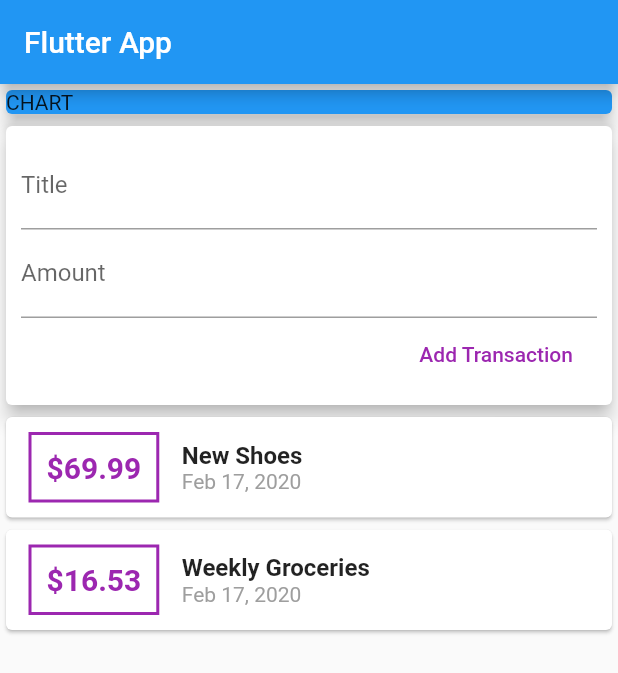
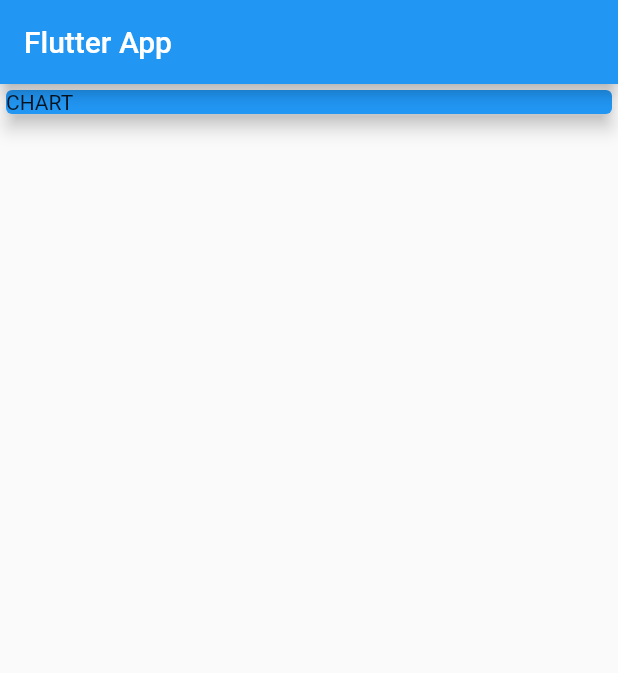
Before and after one commit to komnatadeveloper/personal_expenses, a Flutter app: the screen it shows after launch, on a phone screen of 412 x 824 dp. Shown: the top 673 px of the screen. Run offline on Flutter 3.47's test engine with Material 2 defaults, Android fonts, the phone set to English and light mode, and no system bars.

```diff
--- a/lib/main.dart
+++ b/lib/main.dart
@@ -1,6 +1,8 @@
 import 'package:flutter/material.dart';
-import 'package:intl/intl.dart';
-import './transaction.dart';
+
+
+
+
 
 void main() => runApp(MyApp());
 
@@ -15,20 +17,7 @@ class MyApp extends StatelessWidget {
 }
 
 class MyHomePage extends StatelessWidget {
-  final List<Transaction> transactions = [
-    Transaction(
-      id:'t1',
-      title:'New Shoes',
-      amount: 69.99,
-      date: DateTime.now()
-    ),
-    Transaction(
-      id:'t2',
-      title:'Weekly Groceries',
-      amount: 16.53,
-      date: DateTime.now()
-    ),
-  ];
+
 
   // String titleInput;
   // String amountInput;
@@ -59,104 +48,9 @@ class MyHomePage extends StatelessWidget {
           ),
         ),
 
-        Card(
-          elevation: 5,
-          child: Container(
-            padding: EdgeInsets.all(10),
-            child: Column(
-              crossAxisAlignment: CrossAxisAlignment.end,
-              children: <Widget> [
-                TextField(
-                  decoration: InputDecoration(
-                    labelText: 'Title'
-                  ),
-                  // onChanged: ( val ) {
-                  //   titleInput = val;
-                  // },
-                  controller: titleController,
-                ),
-                TextField(
-                  decoration: InputDecoration(
-                    labelText: 'Amount'
-                  ),
-                  // onChanged: ( val ) {
-                  //   amountInput = val;
-                  // },
-                  controller: amountController,
-                ),
-                FlatButton(
-                  textColor: Colors.purple,
-                  child: Text('Add Transaction'),
-                  onPressed: () {
-                    // print(titleInput);
-                    // print(amountInput);
-                    print(titleController.text);
-                    print(amountController.text);
-                  },
-                )
-              ]
-            ),
-          ),
-        ),
 
 
-        // Transactions Cards
-        Column(
-          children: transactions.map( (transactionItem) {
-            return Card(
-              child: Row(
-                children: <Widget>[
 
-                  // Amount
-                  Container(
-                    margin: EdgeInsets.symmetric(
-                      vertical: 10,
-                      horizontal: 15
-                    ),
-                    decoration: BoxDecoration(
-                      border: Border.all(
-                        color: Colors.purple,
-                        width: 2,
-                      )
-                    ),
-                    padding: EdgeInsets.all(10),
-                    child: Text(
-                      '\$${transactionItem.amount}' ,
-                      style: TextStyle(
-                        fontWeight: FontWeight.bold,
-                        fontSize: 20,
-                        color: Colors.purple
-                      ),
-
-                    ),
-                  ),
-
-                  // RIGHT SIDE
-                  Column(
-                    crossAxisAlignment: CrossAxisAlignment.start,
-                    children: <Widget> [
-                      Text(
-                        transactionItem.title,
-                        style: TextStyle(
-                          fontSize: 16,
-                          fontWeight: FontWeight.bold
-                        ),
-                      ),
-                      Text(
-                        // DateFormat('yyyy-MM-dd').format(transactionItem.date) ,   this is also possible with -()dash
-                        // DateFormat('yyyy/MM/dd').format(transactionItem.date) ,   "/" between year month etc
-                        DateFormat.yMMMd().format(transactionItem.date) ,   // this is a preformatted style
-                        style: TextStyle(
-                          color: Colors.grey
-                        ),
-                      ),
-                    ]
-                  )
-                ],
-              )
-            );
-          }).toList()
-        )
 
       ],)
     );
```
Also changed, not shown: lib/widgets/new_transaction.dart (added, +50 -0 lines), lib/widgets/transaction_list.dart (added, +70 -0 lines), lib/widgets/user_transactions.dart (added, +40 -0 lines), lib/models/transaction.dart (renamed from lib/transaction.dart).
